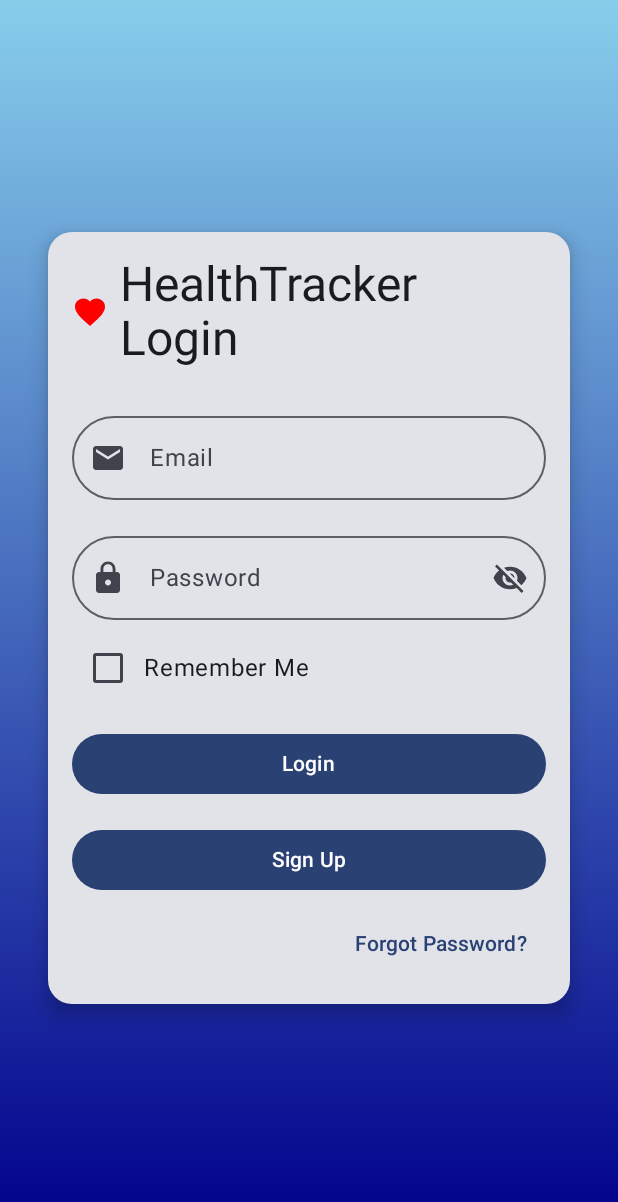
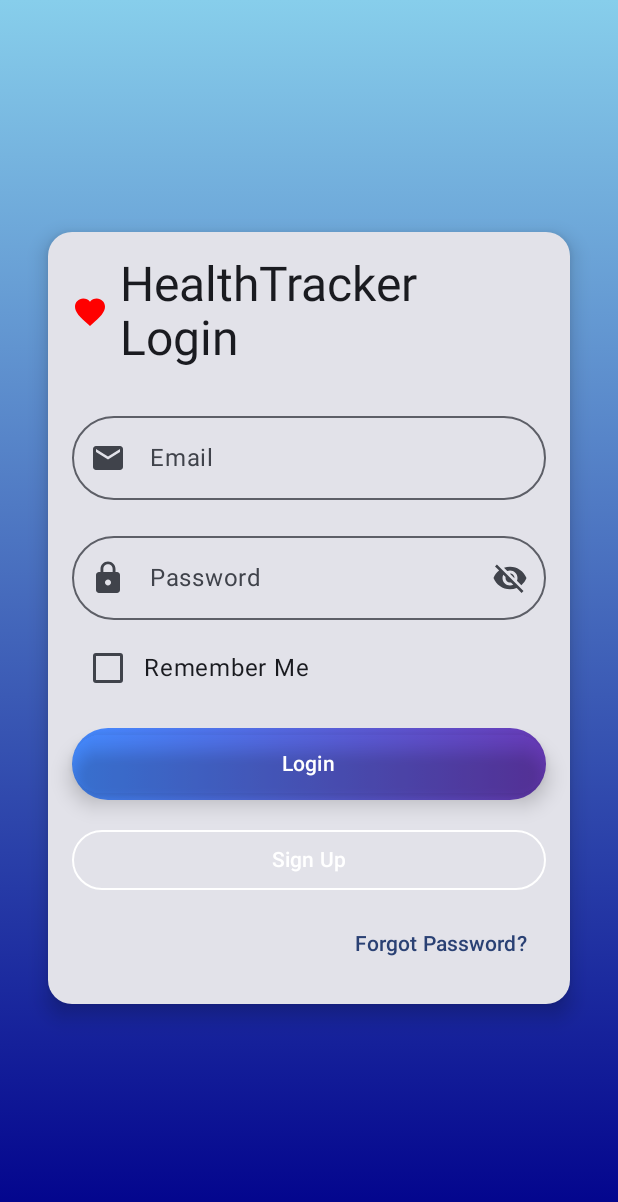
Before and after one commit to DeadAlien/HealthTracker, an Android app built with Jetpack Compose: the screen it shows after launch (MainActivity), on a phone screen of 412 x 824 dp. Shown: the top 1202 px of the screen. Run offline under Robolectric (Android 15) with nearby library versions, the phone set to English and light mode, and no system bars.

Commit message:
button ui improved 3

```diff
--- a/AndroidHealthTracer/app/src/main/java/com/example/androidhealthtracer/MainActivity.kt
+++ b/AndroidHealthTracer/app/src/main/java/com/example/androidhealthtracer/MainActivity.kt
@@ -35,6 +35,7 @@ import androidx.compose.ui.unit.sp
 import retrofit2.Call
 import retrofit2.Callback
 import retrofit2.Response
+import androidx.compose.foundation.BorderStroke
 
 class MainActivity : ComponentActivity() {
 
@@ -188,21 +189,32 @@ fun LoginScreen(
                     Text("Remember Me")
                 }
                 Spacer(modifier = Modifier.height(16.dp))
+
+                val loginGradient = Brush.horizontalGradient(
+                    colors = listOf(Color(0xFF448AFF), Color(0xFF673AB7)) // Blue to Purple
+                )
                 Button(
                     onClick = { onLogin(email, password, rememberMe) },
-                    modifier = Modifier.fillMaxWidth()
+                    shape = RoundedCornerShape(50),
+                    modifier = Modifier
+                        .fillMaxWidth()
+                        .background(loginGradient, shape = RoundedCornerShape(50)),
+                    colors = ButtonDefaults.buttonColors(containerColor = Color.Transparent),
+                    elevation = ButtonDefaults.buttonElevation(defaultElevation = 8.dp)
                 ) {
-                    Text("Login")
+                    Text("Login", color = Color.White)
                 }
                 Spacer(modifier = Modifier.height(16.dp))
-                Button(
+                OutlinedButton(
                     onClick = {
                         val intent = Intent(context, RegisterActivity::class.java)
                         context.startActivity(intent)
                     },
-                    modifier = Modifier.fillMaxWidth()
+                    modifier = Modifier.fillMaxWidth(),
+                    shape = RoundedCornerShape(50),
+                    border = BorderStroke(1.dp, Color.White)
                 ) {
-                    Text("Sign Up")
+                    Text("Sign Up", color = Color.White)
                 }
                 Spacer(modifier = Modifier.height(8.dp))
                 TextButton(
```
Also changed, not shown: 1 other file.
